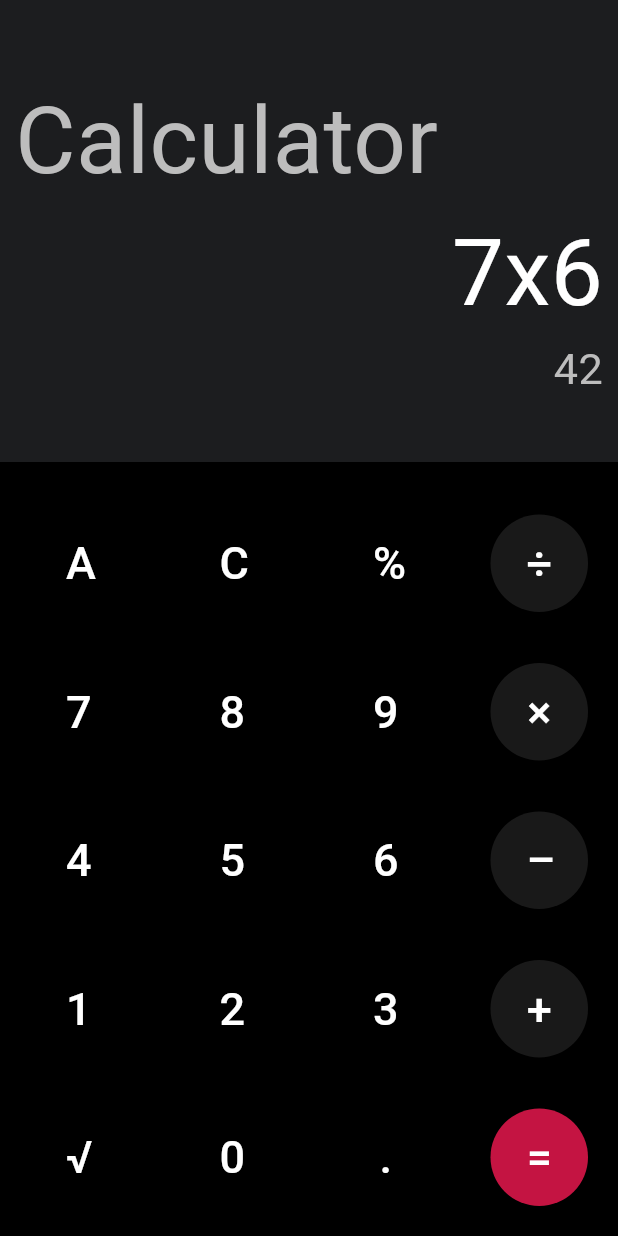
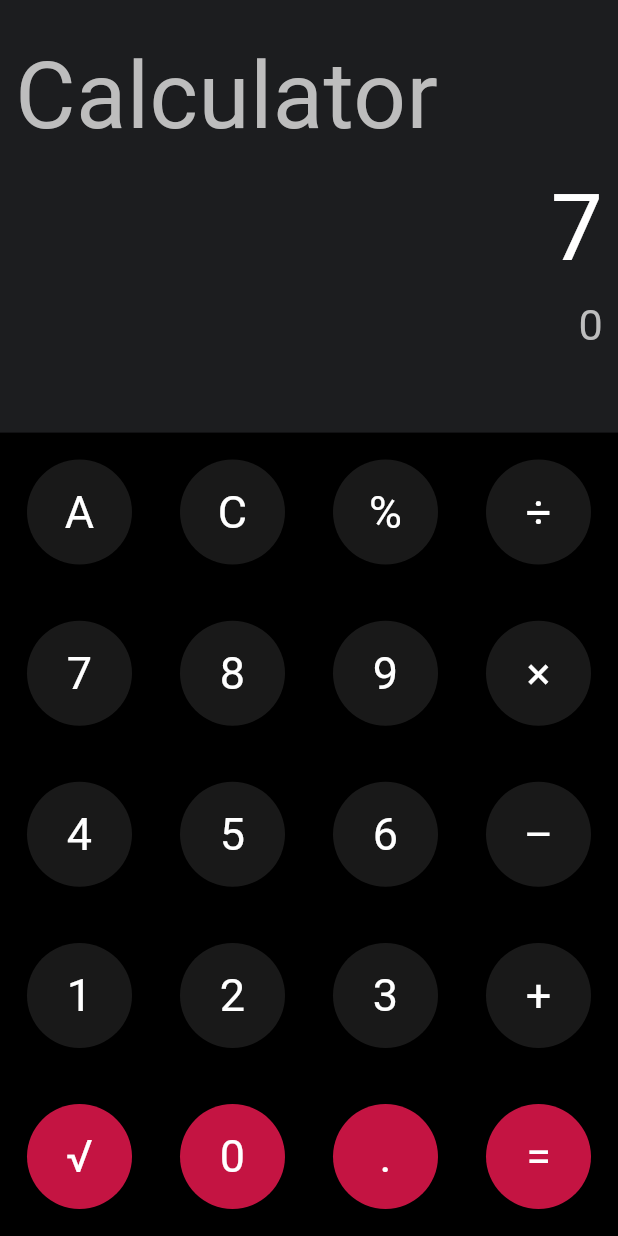
Before and after one commit to WebAdib/calculator_ostad, a Flutter app: the screen it shows after launch, after a tap on an icon or button, on a phone screen of 412 x 824 dp. Run offline on Flutter 3.47's test engine with Material 3 defaults, Android fonts, the phone set to English and light mode, and no system bars; our stand-ins replace device_preview, sizer.

Commit message:
calculator is now working

```diff
--- a/lib/Calculator.dart
+++ b/lib/Calculator.dart
@@ -1,6 +1,6 @@
-import 'package:calculator_ostad/widgets/Colors.dart';
 import 'package:flutter/material.dart';
-
+import 'Functions.dart';
+import 'widgets/Colors.dart';
 import 'widgets/CalculatorButton.dart';
 
 class Calculator extends StatefulWidget {
@@ -16,23 +16,31 @@ class _CalculatorState extends State<Calculator> {
   String _operand = "";
   double _currentNumber = 0.0;
   double _previousNumber = 0.0;
+
+  void updateState(String input, String output, String operand,
+      double previousNumber, double currentNumber) {
+    setState(() {
+      _input = input;
+      _output = output;
+      _operand = operand;
+      _previousNumber = previousNumber;
+      _currentNumber = currentNumber;
+    });
+  }
+
   @override
   Widget build(BuildContext context) {
     double screenWidth = MediaQuery.of(context).size.width;
-    double screenHeight = MediaQuery.of(context).size.height;
+
     return Scaffold(
       backgroundColor: AppColors.myDarkGray,
-      //appBar: AppBar(),
       body: Column(
         children: [
-          SizedBox(height: 50),
+          SizedBox(height: screenWidth * 0.05),
           Expanded(
             flex: 2,
             child: Padding(
-              padding: const EdgeInsets.only(left: 10, right: 10),
-              child: Container(
-                width: double.infinity,
-                color: AppColors.myDarkGray,
+              padding: const EdgeInsets.symmetric(horizontal: 10),
               child: Column(
                 children: [
                   Row(
@@ -41,39 +49,34 @@ class _CalculatorState extends State<Calculator> {
                         "Calculator",
                         style: TextStyle(
                             fontSize: screenWidth * 0.15,
-                            color: AppColors.myGray,
-                          ),
+                            color: AppColors.myGray),
                       ),
                     ],
                   ),
                   Row(
-                      mainAxisAlignment: MainAxisAlignment
-                          .end, // Aligns second text to the right
+                    mainAxisAlignment: MainAxisAlignment.end,
                     children: [
                       Text(
-                          "7x6",
+                        _input.isEmpty
+                            ? "0"
+                            : _input, // Show input numbers & operators
                         style: TextStyle(
-                            fontSize: screenWidth * 0.15,
-                            color: Colors.white,
-                          ),
+                            fontSize: screenWidth * 0.15, color: Colors.white),
                       ),
                     ],
                   ),
                   Row(
-                      mainAxisAlignment: MainAxisAlignment
-                          .end, // Aligns third text to the right
+                    mainAxisAlignment: MainAxisAlignment.end,
                     children: [
                       Text(
-                          "42",
+                        _output,
                         style: TextStyle(
                             fontSize: screenWidth * 0.07,
-                            color: AppColors.myGray,
-                          ),
+                            color: AppColors.myGray),
                       ),
                     ],
                   ),
                 ],
-                ),
               ),
             ),
           ),
@@ -82,69 +85,16 @@ class _CalculatorState extends State<Calculator> {
             child: Container(
               width: double.infinity,
               color: Colors.black,
-              child: Padding(
-                padding: const EdgeInsets.only(
-                    left: 10, right: 10, top: 25, bottom: 10),
+              padding: const EdgeInsets.all(10),
               child: Column(
                 mainAxisAlignment: MainAxisAlignment.spaceBetween,
                 children: [
-                    Row(
-                      mainAxisAlignment: MainAxisAlignment.spaceBetween,
-                      crossAxisAlignment: CrossAxisAlignment.center,
-                      children: [
-                        CalculatorButton(btnText: 'A'),
-                        CalculatorButton(btnText: 'C'),
-                        CalculatorButton(btnText: '%'),
-                        CalculatorButton(
-                            btnText: '÷', btnColor: AppColors.mybtnColor1),
+                  buildButtonRow(["A", "C", "%", "÷"], AppColors.mybtnColor1),
+                  buildButtonRow(["7", "8", "9", "×"], AppColors.mybtnColor1),
+                  buildButtonRow(["4", "5", "6", "–"], AppColors.mybtnColor1),
+                  buildButtonRow(["1", "2", "3", "+"], AppColors.mybtnColor1),
+                  buildButtonRow(["√", "0", ".", "="], AppColors.mybtnColor2),
                 ],
-                    ),
-                    Row(
-                      mainAxisAlignment: MainAxisAlignment.spaceBetween,
-                      crossAxisAlignment: CrossAxisAlignment.center,
-                      children: [
-                        CalculatorButton(btnText: '7'),
-                        CalculatorButton(btnText: '8'),
-                        CalculatorButton(btnText: '9'),
-                        CalculatorButton(
-                            btnText: '×', btnColor: AppColors.mybtnColor1),
-                      ],
-                    ),
-                    Row(
-                      mainAxisAlignment: MainAxisAlignment.spaceBetween,
-                      crossAxisAlignment: CrossAxisAlignment.center,
-                      children: [
-                        CalculatorButton(btnText: '4'),
-                        CalculatorButton(btnText: '5'),
-                        CalculatorButton(btnText: '6'),
-                        CalculatorButton(
-                            btnText: '–', btnColor: AppColors.mybtnColor1),
-                      ],
-                    ),
-                    Row(
-                      mainAxisAlignment: MainAxisAlignment.spaceBetween,
-                      crossAxisAlignment: CrossAxisAlignment.center,
-                      children: [
-                        CalculatorButton(btnText: '1'),
-                        CalculatorButton(btnText: '2'),
-                        CalculatorButton(btnText: '3'),
-                        CalculatorButton(
-                            btnText: '+', btnColor: AppColors.mybtnColor1),
-                      ],
-                    ),
-                    Row(
-                      mainAxisAlignment: MainAxisAlignment.spaceBetween,
-                      crossAxisAlignment: CrossAxisAlignment.center,
-                      children: [
-                        CalculatorButton(btnText: '√'),
-                        CalculatorButton(btnText: '0'),
-                        CalculatorButton(btnText: '.'),
-                        CalculatorButton(
-                            btnText: '=', btnColor: AppColors.mybtnColor2),
-                      ],
-                    ),
-                  ],
-                ),
               ),
             ),
           ),
@@ -152,4 +102,20 @@ class _CalculatorState extends State<Calculator> {
       ),
     );
   }
+
+  Widget buildButtonRow(List<String> buttons, Color? color) {
+    return Row(
+      mainAxisAlignment: MainAxisAlignment.spaceBetween,
+      children: buttons
+          .map(
+            (btnText) => CalculatorButton(
+              btnText: btnText,
+              btnColor: btnText == "=" ? AppColors.mybtnColor2 : color,
+              onTap: () => buttonPressed(btnText, updateState, _input, _output,
+                  _operand, _previousNumber, _currentNumber),
+            ),
+          )
+          .toList(),
+    );
   }
+}
--- /dev/null
+++ b/lib/Functions.dart
@@ -0,0 +1,94 @@
+import 'dart:math';
+import 'package:flutter/material.dart';
+
+void buttonPressed(
+  String buttonText,
+  Function setStateCallback,
+  String input,
+  String output,
+  String operand,
+  double previousNumber,
+  double currentNumber,
+) {
+  if (buttonText == "C") {
+    // Clear everything
+    input = "";
+    output = "0";
+    previousNumber = 0.0;
+    currentNumber = 0.0;
+    operand = "";
+  } else if (buttonText == "A") {
+    // Delete last character
+    if (input.isNotEmpty) {
+      input = input.substring(0, input.length - 1);
+    }
+  } else if (["+", "–", "×", "÷", "%"].contains(buttonText)) {
+    // Store first number and operand
+    if (input.isNotEmpty && operand.isEmpty) {
+      previousNumber = double.parse(input);
+      operand = buttonText;
+      input += buttonText; // Append operand without spaces
+      output = ""; // Clear output until second number is entered
+    }
+  } else if (buttonText == "=") {
+    // Perform calculation
+    if (operand.isNotEmpty) {
+      try {
+        String secondPart =
+            input.split(RegExp(r'[+–×÷%]'))[1]; // Get second number
+        currentNumber = double.parse(secondPart);
+        output = calculateResult(operand, previousNumber, currentNumber);
+        input = output; // Sync input with output
+        previousNumber = double.tryParse(output) ?? 0.0;
+        operand = "";
+      } catch (e) {
+        output = "Error";
+      }
+    }
+  } else {
+    // Append numbers and decimals
+    input += buttonText;
+
+    // Auto-update output if an operand exists
+    if (operand.isNotEmpty) {
+      try {
+        String secondPart =
+            input.split(RegExp(r'[+–×÷%]'))[1]; // Get second number
+        currentNumber = double.parse(secondPart);
+        output = calculateResult(operand, previousNumber, currentNumber);
+      } catch (e) {
+        output = "";
+      }
+    }
+  }
+
+  // Update the UI
+  setStateCallback(input, output, operand, previousNumber, currentNumber);
+}
+
+String calculateResult(
+    String operand, double previousNumber, double currentNumber) {
+  double result = 0.0;
+
+  switch (operand) {
+    case "+":
+      result = previousNumber + currentNumber;
+      break;
+    case "–":
+      result = previousNumber - currentNumber;
+      break;
+    case "×":
+      result = previousNumber * currentNumber;
+      break;
+    case "÷":
+      result = (currentNumber != 0)
+          ? previousNumber / currentNumber
+          : double.infinity;
+      break;
+    case "%":
+      result = previousNumber % currentNumber;
+      break;
+  }
+
+  return result.toString();
+}
--- a/lib/widgets/CalculatorButton.dart
+++ b/lib/widgets/CalculatorButton.dart
@@ -1,35 +1,33 @@
 import 'package:flutter/material.dart';
 
-import 'Colors.dart';
+class CalculatorButton extends StatelessWidget {
+  final String btnText;
+  final Color? btnColor;
+  final VoidCallback onTap;
 
-class CalculatorButton extends StatelessWidget {
-  String btnText;
-  Color? btnColor;
-  CalculatorButton({
-    super.key,
+  const CalculatorButton({
+    Key? key,
     required this.btnText,
     this.btnColor,
-  });
+    required this.onTap,
+  }) : super(key: key);
 
   @override
   Widget build(BuildContext context) {
-    return Padding(
-      padding: const EdgeInsets.all(10.0),
-      child: SizedBox(
-        width: 65, // Set equal width and height
-        height: 65,
-        child: ElevatedButton(
-          onPressed: () {},
-          style: ElevatedButton.styleFrom(
-            backgroundColor: btnColor ?? Colors.black,
-            shape: RoundedRectangleBorder(
-              borderRadius:
-                  BorderRadius.circular(500), // High radius for a circle
-            ),
-          ),
+    return GestureDetector(
+      onTap: onTap,
+      child: Container(
+        margin: const EdgeInsets.all(8),
+        height: 70,
+        width: 70,
+        decoration: BoxDecoration(
+          color: btnColor ?? Colors.grey[800],
+          borderRadius: BorderRadius.circular(100),
+        ),
+        child: Center(
           child: Text(
             btnText,
-            style: TextStyle(fontSize: 30, color: Colors.white),
+            style: const TextStyle(fontSize: 30, color: Colors.white),
           ),
         ),
       ),
```
Lines whose indentation alone changed are shown as unchanged.
